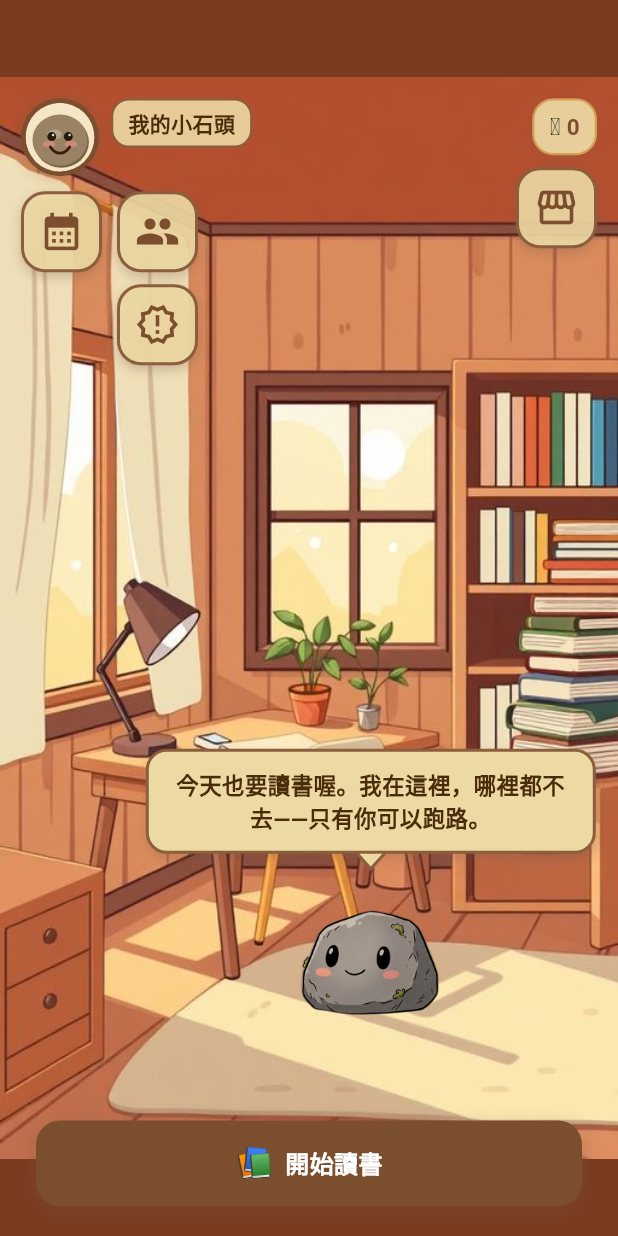
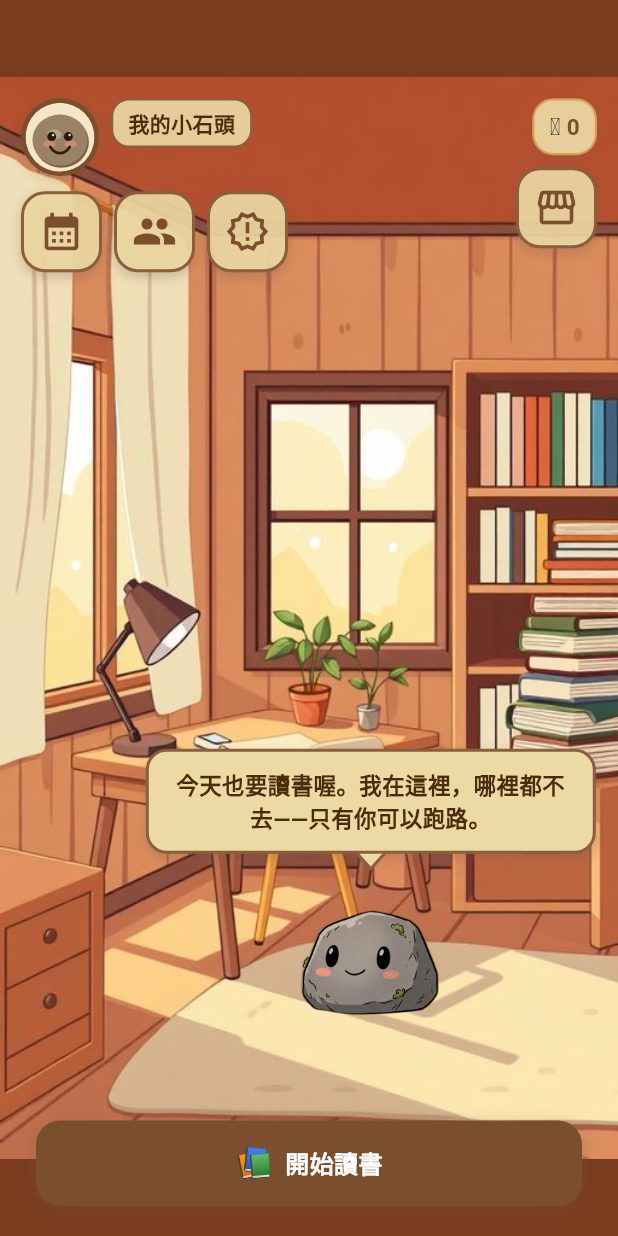
Before and after one commit to aaowobbowocc-ai/focus-stone, a Flutter app: the HomePage screen opened directly, on a phone screen of 412 x 824 dp. Run offline on Flutter 3.47's test engine with Material 3 defaults, Android fonts, the phone set to English and light mode, and no system bars; our stand-ins replace cloud_firestore, firebase_auth, firebase_core, fl_chart, shared_preferences; missing offline and left inert: dart:html, dart:js, dart:js_util; accounts and stored records are empty; statements that could not run were skipped.

Commit message:
Put all 3 buttons in same row

```diff
--- a/lib/home_page.dart
+++ b/lib/home_page.dart
@@ -894,27 +894,21 @@ class _HomePageState extends State<HomePage>
                   ],
                 ),
                 const SizedBox(height: 10),
-                // 日曆（橫）；好友 + 更新日誌（直）
                 Row(
-                  crossAxisAlignment: CrossAxisAlignment.start,
                   children: [
                     _TopButton(
                       icon: Icons.calendar_month,
                       onTap: () => Navigator.push(context, MaterialPageRoute(builder: (_) => const HistoryPage())),
                     ),
-                    const SizedBox(width: 10),
-                    Column(
-                      children: [
+                    const SizedBox(width: 8),
                     _TopButton(
                       icon: Icons.people,
                       onTap: () => Navigator.push(context, MaterialPageRoute(builder: (_) => const FriendsPage())),
                     ),
-                        const SizedBox(height: 8),
+                    const SizedBox(width: 8),
                     _TopButton(
                       icon: Icons.new_releases_outlined,
                       onTap: () => ChangelogPage.show(context),
-                        ),
-                      ],
                     ),
                   ],
                 ),
```
Also changed, not shown: 2 other files. Lines whose indentation alone changed are shown as unchanged.
